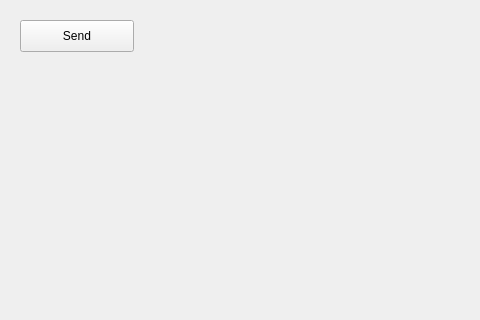
Qt form src/botmainwindow.ui (b-lone/Bot_Jabber_Teams) before a commit; both pictures show x 0 to 480 and y 0 to 320 of the 800 by 600 pixel window.
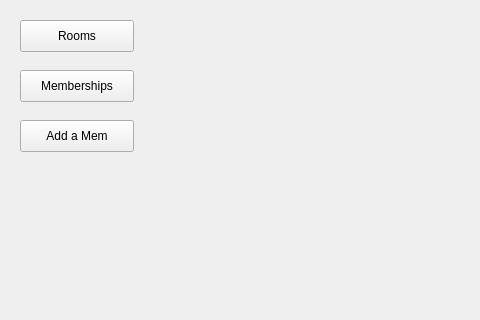
The same form after that commit.

The edit to the form file:
```diff
--- a/src/botmainwindow.ui
+++ b/src/botmainwindow.ui
@@ -24,7 +24,33 @@
      </rect>
     </property>
     <property name="text">
-     <string>Send</string>
+     <string>Rooms</string>
+    </property>
+   </widget>
+   <widget class="QPushButton" name="btnMemberships">
+    <property name="geometry">
+     <rect>
+      <x>20</x>
+      <y>70</y>
+      <width>114</width>
+      <height>32</height>
+     </rect>
+    </property>
+    <property name="text">
+     <string>Memberships</string>
+    </property>
+   </widget>
+   <widget class="QPushButton" name="btnAddMem">
+    <property name="geometry">
+     <rect>
+      <x>20</x>
+      <y>120</y>
+      <width>114</width>
+      <height>32</height>
+     </rect>
+    </property>
+    <property name="text">
+     <string>Add a Mem</string>
     </property>
    </widget>
   </widget>
```
Left out of the diff: 2 changed lines with no effect on the pictures.
